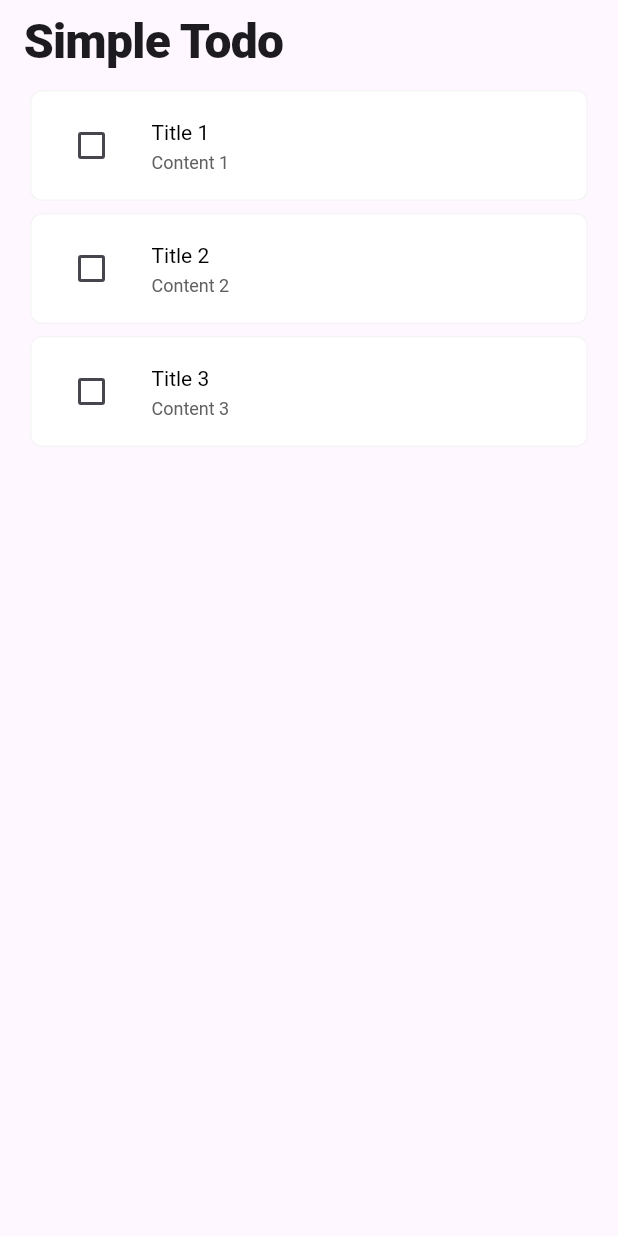
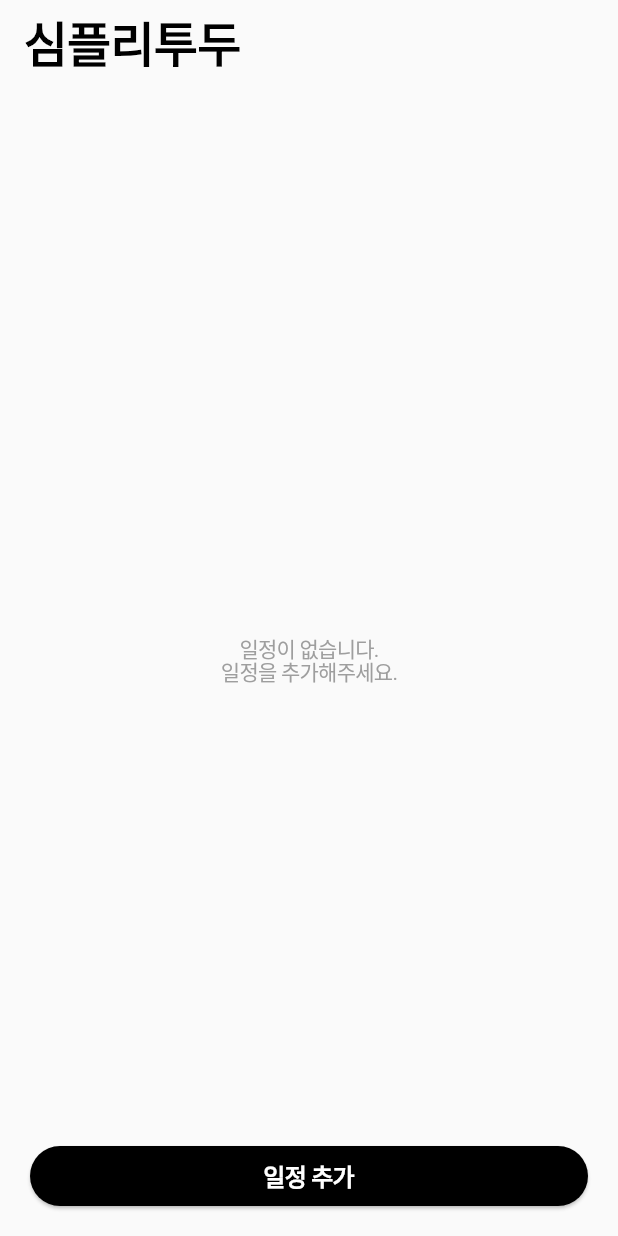
Before and after one commit to Raonshi/simply_todo, a Flutter app: the screen it shows after launch, on a phone screen of 412 x 824 dp. Run offline on Flutter 3.47's test engine with Material 3 defaults, Android fonts, the phone set to English and light mode, and no system bars; drawn by our look-alikes of flutter_slidable; our stand-ins replace bloc, flutter_bloc, shared_preferences.

Commit message:
feat:complete mvp

```diff
--- a/lib/bloc/todo_list/todo_list_bloc.dart
+++ b/lib/bloc/todo_list/todo_list_bloc.dart
@@ -16,48 +16,47 @@ class TodoListBloc extends Cubit<TodoListState> {
   void _init() async {
     emit(const TodoListLoading());
     try {
-      // final List<Todo> todos = await todoRepo.getTodoList();
-      final List<Todo> todos = [
-        Todo(
-          id: 1,
-          title: "Title 1",
-          content: "Content 1",
-          completed: false,
-        ),
-        Todo(
-          id: 2,
-          title: "Title 2",
-          content: "Content 2",
-          completed: false,
-        ),
-        Todo(
-          id: 3,
-          title: "Title 3",
-          content: "Content 3",
-          completed: false,
-        ),
-      ];
+      final List<Todo> todos = await todoRepo.getTodoList();
       emit(TodoListLoaded(todos));
     } catch (e) {
       emit(TodoListError(e as Exception));
     }
   }
 
-  void create({required String title, required String content}) {
+  void create(Todo todo) async {
     switch (state) {
       case TodoListLoaded loaded:
-        final List<Todo> newTodos = [
-          ...loaded.todos,
-          Todo(
-            id: DateTime.now().millisecondsSinceEpoch,
-            title: title,
-            content: content,
-            completed: false,
-          )
-        ];
+        final List<Todo> newTodos = [...loaded.todos, todo];
+        emit(loaded.copyWith(todos: newTodos));
+        await todoRepo.saveTodoList(newTodos);
+        break;
+      default:
+        break;
+    }
+  }
 
+  void toggleCheckbox(int index) async {
+    switch (state) {
+      case TodoListLoaded loaded:
+        final List<Todo> newTodos = loaded.todos.toList();
+        newTodos[index] = newTodos[index].copyWith(
+          completed: !newTodos[index].completed,
+        );
         emit(loaded.copyWith(todos: newTodos));
-        todoRepo.saveTodoList(newTodos);
+        await todoRepo.saveTodoList(newTodos);
+        break;
+      default:
+        break;
+    }
+  }
+
+  void deleteTodo(int index) async {
+    switch (state) {
+      case TodoListLoaded loaded:
+        final List<Todo> newTodos = loaded.todos.toList();
+        newTodos.removeAt(index);
+        emit(loaded.copyWith(todos: newTodos));
+        await todoRepo.saveTodoList(newTodos);
         break;
       default:
         break;
--- a/lib/bloc/todo_list/todo_list_state.dart
+++ b/lib/bloc/todo_list/todo_list_state.dart
@@ -11,7 +11,7 @@ class TodoListInitial extends TodoListState {
 
   @override
   TodoListState copyWith() {
-    return TodoListInitial();
+    return const TodoListInitial();
   }
 }
 
@@ -20,7 +20,7 @@ class TodoListLoading extends TodoListState {
 
   @override
   TodoListState copyWith() {
-    return TodoListLoading();
+    return const TodoListLoading();
   }
 }
 
--- /dev/null
+++ b/lib/common/theme.dart
@@ -0,0 +1,106 @@
+import 'package:flutter/material.dart';
+
+extension ThemeExtension on BuildContext {
+  ColorScheme get colorTheme => Theme.of(this).colorScheme;
+  TextTheme get textTheme => Theme.of(this).textTheme;
+}
+
+ThemeData lightTheme = ThemeData(
+  colorScheme: ColorScheme(
+    brightness: Brightness.light,
+    primary: Colors.white,
+    onPrimary: Colors.black,
+    secondary: Colors.blueGrey.shade800,
+    onSecondary: Colors.white,
+    error: Colors.red.shade400,
+    onError: Colors.white,
+    surface: Colors.grey.shade50,
+    onSurface: Colors.grey,
+  ),
+  textTheme: const TextTheme(
+    displayLarge: TextStyle(
+      fontSize: 48.0,
+      fontWeight: FontWeight.w900,
+      color: Colors.black,
+      letterSpacing: -0.5,
+      height: 1.0,
+    ),
+    displayMedium: TextStyle(
+      fontSize: 32.0,
+      fontWeight: FontWeight.w900,
+      color: Colors.black,
+      letterSpacing: -0.5,
+      height: 1.0,
+    ),
+    displaySmall: TextStyle(
+      fontSize: 28.0,
+      fontWeight: FontWeight.w900,
+      color: Colors.black,
+      letterSpacing: -0.5,
+      height: 1.0,
+    ),
+    titleLarge: TextStyle(
+      fontSize: 24.0,
+      fontWeight: FontWeight.w700,
+      color: Colors.black,
+      letterSpacing: -0.5,
+      height: 1.0,
+    ),
+    titleMedium: TextStyle(
+      fontSize: 20.0,
+      fontWeight: FontWeight.w700,
+      color: Colors.black,
+      letterSpacing: -0.5,
+      height: 1.0,
+    ),
+    titleSmall: TextStyle(
+      fontSize: 16.0,
+      fontWeight: FontWeight.w700,
+      color: Colors.black,
+      letterSpacing: -0.5,
+      height: 1.0,
+    ),
+    bodyLarge: TextStyle(
+      fontSize: 16.0,
+      fontWeight: FontWeight.normal,
+      color: Colors.black,
+      letterSpacing: -0.5,
+      height: 1.0,
+    ),
+    bodyMedium: TextStyle(
+      fontSize: 14.0,
+      fontWeight: FontWeight.normal,
+      color: Colors.black,
+      letterSpacing: -0.5,
+      height: 1.0,
+    ),
+    bodySmall: TextStyle(
+      fontSize: 12.0,
+      fontWeight: FontWeight.normal,
+      color: Colors.black,
+      letterSpacing: -0.5,
+      height: 1.0,
+    ),
+    labelLarge: TextStyle(
+      fontSize: 16.0,
+      fontWeight: FontWeight.w500,
+      color: Colors.black,
+      letterSpacing: -0.5,
+      height: 1.0,
+    ),
+    labelMedium: TextStyle(
+      fontSize: 14.0,
+      fontWeight: FontWeight.w500,
+      color: Colors.black,
+      letterSpacing: -0.5,
+      height: 1.0,
+    ),
+    labelSmall: TextStyle(
+      fontSize: 12.0,
+      fontWeight: FontWeight.w500,
+      color: Colors.black,
+      letterSpacing: -0.5,
+      height: 1.0,
+    ),
+  ),
+);
--- a/lib/ui/page/home_page.dart
+++ b/lib/ui/page/home_page.dart
@@ -1,7 +1,9 @@
 import 'package:flutter/material.dart';
 import 'package:flutter_bloc/flutter_bloc.dart';
 import 'package:simpletodo/bloc/todo_list/todo_list_bloc.dart';
+import 'package:simpletodo/common/theme.dart';
 import 'package:simpletodo/domain/repository/todo/todo_repository_impl.dart';
+import 'package:simpletodo/ui/widget/add_todo_bottom_sheet.dart';
 import 'package:simpletodo/ui/widget/todo_list.dart';
 
 class HomePage extends StatelessWidget {
@@ -28,15 +30,12 @@ class _HomePageBody extends StatelessWidget {
   @override
   Widget build(BuildContext context) {
     return Scaffold(
+      backgroundColor: context.colorTheme.surface,
       appBar: AppBar(
         centerTitle: false,
-        title: const Text(
-          "Simple Todo",
-          style: TextStyle(
-            fontSize: 32.0,
-            fontWeight: FontWeight.w900,
-            letterSpacing: -0.5,
-          ),
+        title: Text(
+          "심플리투두",
+          style: context.textTheme.displayMedium,
         ),
       ),
       body: BlocBuilder<TodoListBloc, TodoListState>(
@@ -48,17 +47,60 @@ class _HomePageBody extends StatelessWidget {
           TodoListLoaded loaded => TodoList(
               todos: loaded.todos,
             ),
-          TodoListError error => Container(
-              decoration: BoxDecoration(
-                borderRadius: BorderRadius.circular(8.0),
-                border: Border.all(color: Colors.red, width: 1.0),
+          TodoListError error => Center(
+              child: Container(
+                decoration: BoxDecoration(
+                  color: context.colorTheme.error,
+                  borderRadius: BorderRadius.circular(8.0),
+                ),
+                padding: const EdgeInsets.symmetric(
+                    horizontal: 40.0, vertical: 12.0),
+                child: Text(
+                  error.exception.toString(),
+                  style: context.textTheme.labelLarge?.copyWith(
+                    color: context.colorTheme.onError,
+                  ),
+                ),
               ),
-              child: Text(error.exception.toString()),
             ),
           // ignore: unreachable_switch_case
           _ => Container(),
         },
       ),
+      floatingActionButtonLocation: FloatingActionButtonLocation.centerFloat,
+      floatingActionButton: Padding(
+        padding: const EdgeInsets.symmetric(horizontal: 20.0),
+        child: Row(
+          children: [
+            Expanded(
+              child: ElevatedButton(
+                style: ElevatedButton.styleFrom(
+                  backgroundColor: context.colorTheme.onPrimary,
+                  foregroundColor: context.colorTheme.primary,
+                  textStyle: context.textTheme.titleSmall?.copyWith(
+                    color: context.colorTheme.primary,
+                  ),
+                ),
+                onPressed: () => showModalBottomSheet(
+                  context: context,
+                  isScrollControlled: true,
+                  showDragHandle: true,
+                  shape: const RoundedRectangleBorder(
+                    borderRadius: BorderRadius.vertical(
+                      top: Radius.circular(16.0),
+                    ),
+                  ),
+                  builder: (subContext) => const AddTodoBottomSheet(),
+                ).then((value) {
+                  if (value == null) return;
+                  context.read<TodoListBloc>().create(value);
+                }),
+                child: const Text("일정 추가"),
+              ),
+            )
+          ],
+        ),
+      ),
     );
   }
 }
--- a/lib/ui/simple_todo_app.dart
+++ b/lib/ui/simple_todo_app.dart
@@ -1,4 +1,5 @@
 import 'package:flutter/material.dart';
+import 'package:simpletodo/common/theme.dart';
 import 'package:simpletodo/ui/page/home_page.dart';
 
 class SimpleTodoApp extends StatelessWidget {
@@ -7,7 +8,10 @@ class SimpleTodoApp extends StatelessWidget {
   @override
   Widget build(BuildContext context) {
     return MaterialApp(
-      home: HomePage(),
+      theme: lightTheme,
+      debugShowCheckedModeBanner: false,
+      title: "심플리투두",
+      home: const HomePage(),
     );
   }
 }
--- a/lib/ui/widget/todo_list.dart
+++ b/lib/ui/widget/todo_list.dart
@@ -1,4 +1,7 @@
 import 'package:flutter/material.dart';
+import 'package:flutter_bloc/flutter_bloc.dart';
+import 'package:simpletodo/bloc/todo_list/todo_list_bloc.dart';
+import 'package:simpletodo/common/theme.dart';
 import 'package:simpletodo/domain/model/todo_model.dart';
 import 'package:simpletodo/ui/widget/todo_list_item.dart';
 
@@ -14,20 +17,13 @@ class TodoList extends StatelessWidget {
             child: Column(
               mainAxisAlignment: MainAxisAlignment.center,
               children: [
-                const Card(
-                  child: Padding(
-                    padding: EdgeInsets.symmetric(
-                      horizontal: 20.0,
-                      vertical: 12.0,
-                    ),
-                    child: Text(
-                      "일정이 없습니다.\n일정을 추가해주세요.",
-                      textAlign: TextAlign.center,
-                    ),
+                Text(
+                  "일정이 없습니다.\n일정을 추가해주세요.",
+                  textAlign: TextAlign.center,
+                  style: context.textTheme.bodyMedium?.copyWith(
+                    color: context.colorTheme.onSurface,
                   ),
                 ),
-                const SizedBox(height: 24.0),
-                ElevatedButton(onPressed: () {}, child: const Text("일정 추가")),
               ],
             ),
           )
@@ -36,8 +32,10 @@ class TodoList extends StatelessWidget {
             itemBuilder: (context, index) {
               return TodoListItem(
                 data: todos[index],
-                onTapCheckbox: () {},
-                onTapDelete: () {},
+                onTapCheckbox: () =>
+                    context.read<TodoListBloc>().toggleCheckbox(index),
+                onTapDelete: () =>
+                    context.read<TodoListBloc>().deleteTodo(index),
               );
             },
           );
--- a/lib/ui/widget/todo_list_item.dart
+++ b/lib/ui/widget/todo_list_item.dart
@@ -1,4 +1,5 @@
 import 'package:flutter/material.dart';
+import 'package:simpletodo/common/theme.dart';
 import 'package:simpletodo/domain/model/todo_model.dart';
 import 'package:flutter_slidable/flutter_slidable.dart';
 
@@ -23,38 +24,56 @@ class TodoListItem extends StatelessWidget {
         motion: const ScrollMotion(),
         children: [
           SlidableAction(
+            padding: const EdgeInsets.symmetric(horizontal: 12.0),
             onPressed: (context) => onTapDelete(),
             icon: Icons.delete,
-            backgroundColor: Colors.red,
-            foregroundColor: Colors.white,
+            backgroundColor: context.colorTheme.error,
+            foregroundColor: context.colorTheme.onError,
           ),
         ],
       ),
       child: Padding(
-        padding: const EdgeInsets.symmetric(vertical: 4.0, horizontal: 20.0),
-        child: ListTile(
-          visualDensity: VisualDensity.adaptivePlatformDensity,
-          style: ListTileStyle.list,
-          shape: RoundedRectangleBorder(
+        padding: const EdgeInsets.symmetric(
+          vertical: 4.0,
+          horizontal: 20.0,
+        ),
+        child: Container(
+          constraints: const BoxConstraints.tightFor(height: 64.0),
+          decoration: BoxDecoration(
+            color: context.colorTheme.primary,
+            border: Border.all(color: context.colorTheme.onPrimary, width: 1.0),
             borderRadius: BorderRadius.circular(8.0),
-            side: BorderSide(color: Colors.grey.shade100, width: 1.0),
           ),
-          tileColor: Colors.white,
-          leading: Checkbox.adaptive(
-            value: data.completed,
-            onChanged: (_) => onTapCheckbox(),
-          ),
-          title: Text(data.title),
-          titleTextStyle: const TextStyle(
-            fontSize: 14.0,
-            fontWeight: FontWeight.normal,
-            color: Colors.black,
-          ),
-          subtitle: Text(data.content),
-          subtitleTextStyle: TextStyle(
-            fontSize: 12.0,
-            fontWeight: FontWeight.normal,
-            color: Colors.grey.shade700,
+          padding: const EdgeInsets.symmetric(horizontal: 4.0, vertical: 4.0),
+          child: Row(
+            children: [
+              Checkbox.adaptive(
+                value: data.completed,
+                activeColor: context.colorTheme.onPrimary,
+                checkColor: context.colorTheme.primary,
+                onChanged: (_) => onTapCheckbox(),
+              ),
+              Expanded(
+                child: Column(
+                  crossAxisAlignment: CrossAxisAlignment.start,
+                  children: [
+                    Text(
+                      data.title,
+                      style: context.textTheme.titleSmall,
+                    ),
+                    const SizedBox(height: 4.0),
+                    Expanded(
+                      child: Text(
+                        data.content,
+                        style: context.textTheme.bodyMedium?.copyWith(
+                          color: context.colorTheme.secondary,
+                        ),
+                      ),
+                    ),
+                  ],
+                ),
+              ),
+            ],
           ),
         ),
       ),
```
Also changed, not shown: lib/main.dart (+6 -1 lines), lib/ui/widget/add_todo_bottom_sheet.dart (added, +116 -0 lines), 3 other files.
